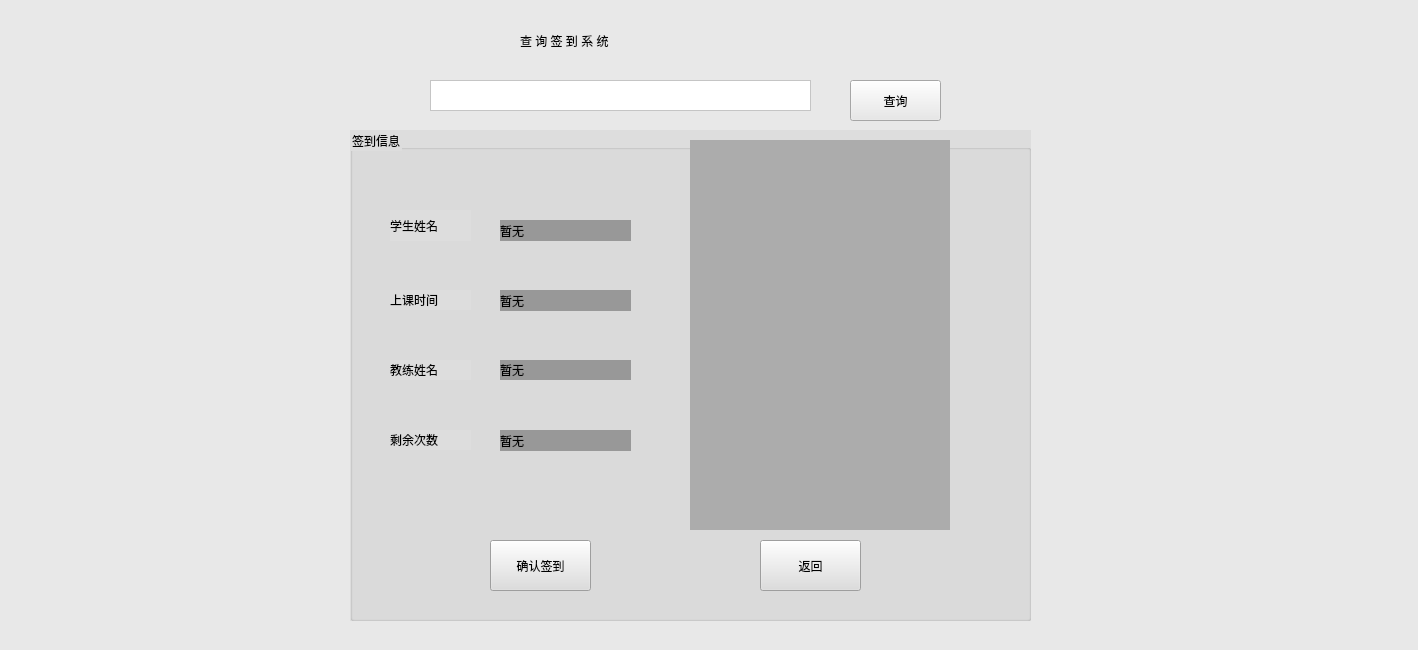
Before: the Qt Designer form Qiandao/Qiandao_chaxun.ui in Holy-Shine/Acrotest, drawn with Qt 5.
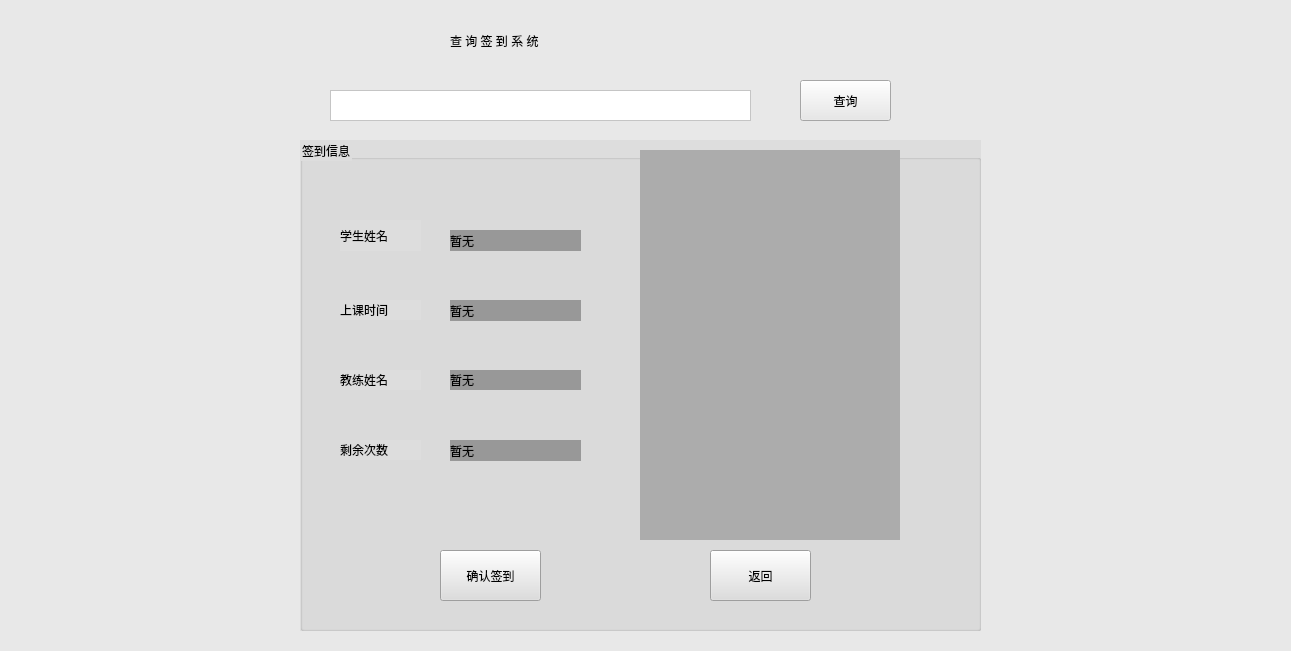
After: the same form once the commit is applied.

Diff of the .ui file:
```diff
--- a/Qiandao/Qiandao_chaxun.ui
+++ b/Qiandao/Qiandao_chaxun.ui
@@ -6,8 +6,8 @@
    <rect>
     <x>0</x>
     <y>0</y>
-    <width>1418</width>
-    <height>650</height>
+    <width>1291</width>
+    <height>651</height>
    </rect>
   </property>
   <property name="windowTitle">
@@ -19,9 +19,9 @@
   <widget class="QTextEdit" name="textEdit">
    <property name="geometry">
     <rect>
-     <x>430</x>
-     <y>80</y>
-     <width>381</width>
+     <x>330</x>
+     <y>90</y>
+     <width>421</width>
      <height>31</height>
     </rect>
    </property>
@@ -40,7 +40,7 @@
   <widget class="QLabel" name="lb_topline">
    <property name="geometry">
     <rect>
-     <x>520</x>
+     <x>450</x>
      <y>20</y>
      <width>361</width>
      <height>41</height>
@@ -56,7 +56,7 @@
   <widget class="QPushButton" name="bt_select">
    <property name="geometry">
     <rect>
-     <x>850</x>
+     <x>800</x>
      <y>80</y>
      <width>91</width>
      <height>41</height>
@@ -69,8 +69,8 @@
   <widget class="QGroupBox" name="groupBox">
    <property name="geometry">
     <rect>
-     <x>350</x>
-     <y>130</y>
+     <x>300</x>
+     <y>140</y>
      <width>681</width>
      <height>491</height>
     </rect>
```
